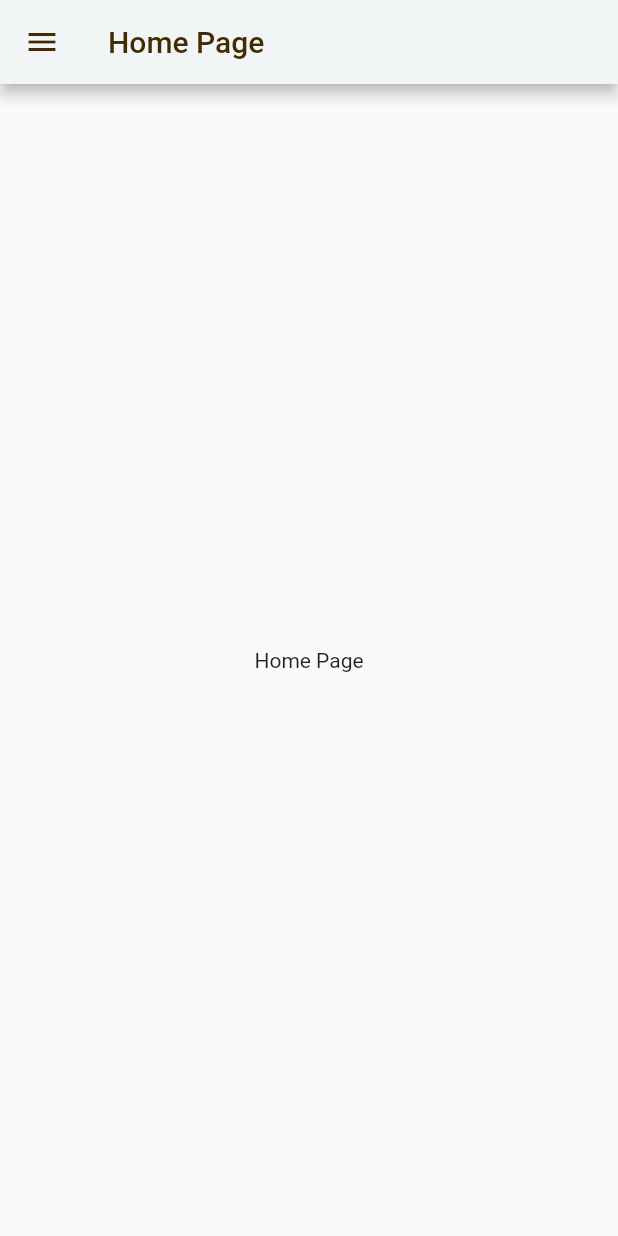
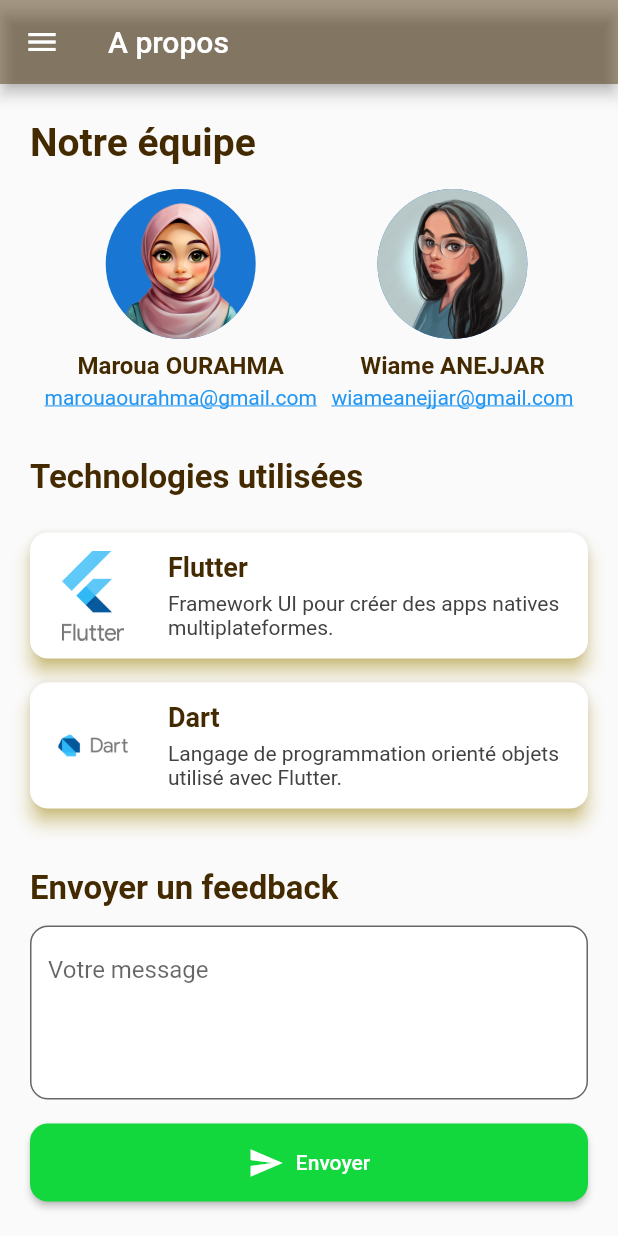
Before and after one commit to ShreeyaKumari/restaurant_app, a Flutter app: the screen it shows after launch, on a phone screen of 412 x 824 dp. Run offline on Flutter 3.47's test engine with Material 2 defaults, Android fonts, the light colour scheme and no system bars; drawn by our look-alikes of hidden_drawer_menu.

Commit message:
page about et contact

```diff
--- a/lib/SplashScreen.dart
+++ b/lib/SplashScreen.dart
@@ -16,7 +16,7 @@ class _SplashScreenState extends State<SplashScreen> {
     super.initState();
 
     // Timer to increment progress every 100ms over 3 seconds
-    _timer = Timer.periodic(Duration(milliseconds: 100), (timer) {
+    _timer = Timer.periodic(Duration(milliseconds: 10), (timer) {
       setState(() {
         _progress += 1 / 30; // ~3 seconds
         if (_progress >= 1.0) {
--- a/lib/hidden_drawer.dart
+++ b/lib/hidden_drawer.dart
@@ -1,9 +1,10 @@
-import 'dart:async';
 import 'package:flutter/material.dart';
-import 'package:restaurant_app/HomePage.dart';
+import 'package:restaurant_app/pages/HomePage.dart';
+import 'package:restaurant_app/pages/about.dart';
+import 'package:restaurant_app/pages/acceuil.dart';
 import 'utils/colors.dart';
 import 'package:hidden_drawer_menu/hidden_drawer_menu.dart';
-import 'package:http/http.dart' as http;
+
 
 
 class HiddenDrawer extends StatefulWidget {
@@ -15,16 +16,30 @@ class HiddenDrawer extends StatefulWidget {
 
 class _HiddenDrawerState extends State<HiddenDrawer> {
   List<ScreenHiddenDrawer> _pages = [];
-
+  final mytextBaseStyle=TextStyle(color: AppColors.textLight, fontWeight: FontWeight.bold, fontSize: 16);
   @override
   void initState() {
     super.initState();
     _pages=[
       ScreenHiddenDrawer(ItemHiddenMenu(
+        colorLineSelected: AppColors.green,
           name: 'Home Page',
-        baseStyle: TextStyle(color: AppColors.textLight),
+        baseStyle: mytextBaseStyle,
           selectedStyle: TextStyle()
-      ), HomePage())
+      ), HomePage()),
+      ScreenHiddenDrawer(ItemHiddenMenu(
+          colorLineSelected: AppColors.green,
+          name: 'A propos',
+          baseStyle: mytextBaseStyle,
+          selectedStyle: TextStyle()
+      ), AboutPage()),
+      ScreenHiddenDrawer(ItemHiddenMenu(
+          colorLineSelected: AppColors.green,
+          name: 'Acceuil',
+          baseStyle: mytextBaseStyle,
+          selectedStyle: TextStyle()
+      ), Acceuil(name: "La fourchette d\'or",addresse: "Faculté des sciences",desc: "Un restaurant chaleureux offrant une cuisine locale et internationale raffinée.",telephone: "212 6 00 00 00 00",))
+
     ];
   }
   @override
@@ -32,7 +47,9 @@ class _HiddenDrawerState extends State<HiddenDrawer> {
     return HiddenDrawerMenu(
       backgroundColorMenu: AppColors.primary,
       screens:_pages,
-      initPositionSelected: 0,
+      initPositionSelected: 1,
+      slidePercent: 40,
+      contentCornerRadius: 20,
     );
 
   }
--- a/lib/main.dart
+++ b/lib/main.dart
@@ -2,7 +2,7 @@ import 'package:flutter/material.dart';
 import 'package:restaurant_app/hidden_drawer.dart';
 import 'package:restaurant_app/utils/colors.dart';
 
-import 'HomePage.dart';
+import 'pages/HomePage.dart';
 import 'SplashScreen.dart';
 
 void main() {
@@ -19,8 +19,7 @@ class MyApp extends StatelessWidget {
         brightness: Brightness.light,
         fontFamily: 'Roboto',
         appBarTheme: const AppBarTheme(
-          backgroundColor: AppColors.background,
-          foregroundColor: AppColors.primary,
+          backgroundColor: AppColors.primaryLight,
         ),
 
       ),
--- /dev/null
+++ b/lib/pages/about.dart
@@ -0,0 +1,278 @@
+import 'package:flutter/material.dart';
+import 'package:url_launcher/url_launcher.dart';
+import 'package:restaurant_app/utils/colors.dart';
+
+class AboutPage extends StatefulWidget {
+  const AboutPage({super.key});
+
+  @override
+  State<AboutPage> createState() => _AboutPageState();
+}
+
+class _AboutPageState extends State<AboutPage> {
+  final _formKey = GlobalKey<FormState>();
+  final _feedbackController = TextEditingController();
+
+  final List<TeamMember> teamMembers = [
+    TeamMember(
+      name: "Maroua OURAHMA",
+      email: "marouaourahma@gmail.com",
+      avatarPath: "assets/images/maroua.png",
+    ),
+    TeamMember(
+      name: "Wiame ANEJJAR",
+      email: "wiameanejjar@gmail.com",
+      avatarPath: "assets/images/wiame.jpg",
+    ),
+  ];
+
+  final List<Tech> technologies = [
+    Tech(
+      name: "Flutter",
+      description: "Framework UI pour créer des apps natives multiplateformes.",
+      imagePath: "assets/images/flutter.png",
+    ),
+    Tech(
+      name: "Dart",
+      description: "Langage de programmation orienté objets utilisé avec Flutter.",
+      imagePath: "assets/images/dart.png",
+    ),
+  ];
+
+  @override
+  void dispose() {
+    _feedbackController.dispose();
+    super.dispose();
+  }
+
+  Future<void> _launchEmail(String email) async {
+    final Uri emailLaunchUri = Uri(
+      scheme: 'mailto',
+      path: email,
+      queryParameters: {'subject': 'Contact via l\'application'},
+    );
+
+    if (await canLaunchUrl(emailLaunchUri)) {
+      await launchUrl(emailLaunchUri);
+    } else {
+      ScaffoldMessenger.of(context).showSnackBar(
+        const SnackBar(content: Text("Impossible d'ouvrir l'application mail")),
+      );
+    }
+  }
+
+  void _submitFeedback() {
+    if (_formKey.currentState!.validate()) {
+      final feedback = _feedbackController.text;
+      ScaffoldMessenger.of(context).showSnackBar(
+        const SnackBar(content: Text("Merci pour votre feedback !")),
+      );
+      _feedbackController.clear();
+    }
+  }
+
+  @override
+  Widget build(BuildContext context) {
+    return Scaffold(
+      body: SingleChildScrollView(
+        padding: const EdgeInsets.symmetric(horizontal: 20, vertical: 24),
+        child: Column(
+          crossAxisAlignment: CrossAxisAlignment.start,
+          children: [
+            // Equipe
+            Text(
+              "Notre équipe",
+              style: TextStyle(
+                fontSize: 26,
+                fontWeight: FontWeight.bold,
+                color: AppColors.primary,
+              ),
+            ),
+            const SizedBox(height: 16),
+
+            Row(
+              mainAxisAlignment: MainAxisAlignment.spaceEvenly,
+              children: teamMembers.map((member) {
+                return Column(
+                  children: [
+                    CircleAvatar(
+                      radius: 50,
+                      backgroundImage: AssetImage(member.avatarPath),
+                    ),
+                    const SizedBox(height: 8),
+                    Text(
+                      member.name,
+                      style: TextStyle(
+                        fontSize: 16,
+                        fontWeight: FontWeight.w600,
+                        color: AppColors.primary,
+                      ),
+                    ),
+                    const SizedBox(height: 4),
+                    InkWell(
+                      onTap: () => _launchEmail(member.email),
+                      child: Text(
+                        member.email,
+                        style: const TextStyle(
+                          color: Colors.blue,
+                          decoration: TextDecoration.underline,
+                          fontSize: 14,
+                        ),
+                      ),
+                    ),
+                  ],
+                );
+              }).toList(),
+            ),
+
+            const SizedBox(height: 32),
+
+            // Technologies
+            Text(
+              "Technologies utilisées",
+              style: TextStyle(
+                fontSize: 22,
+                fontWeight: FontWeight.bold,
+                color: AppColors.primary,
+              ),
+            ),
+            const SizedBox(height: 16),
+
+            Column(
+              children: technologies.map((tech) {
+                return Card(
+                  shape: RoundedRectangleBorder(
+                    borderRadius: BorderRadius.circular(12),
+                  ),
+                  elevation: 5,
+                  shadowColor: AppColors.yellow,
+                  margin: const EdgeInsets.symmetric(vertical: 8),
+                  child: Padding(
+                    padding: const EdgeInsets.all(12),
+                    child: Row(
+                      children: [
+                        Image.asset(
+                          tech.imagePath,
+                          width: 60,
+                          height: 60,
+                          fit: BoxFit.contain,
+                        ),
+                        const SizedBox(width: 20),
+                        Expanded(
+                          child: Column(
+                            crossAxisAlignment: CrossAxisAlignment.start,
+                            children: [
+                              Text(
+                                tech.name,
+                                style: TextStyle(
+                                  fontSize: 18,
+                                  fontWeight: FontWeight.bold,
+                                  color: AppColors.primary,
+                                ),
+                              ),
+                              const SizedBox(height: 6),
+                              Text(
+                                tech.description,
+                                style: TextStyle(
+                                  fontSize: 14,
+                                  color: Colors.grey[800],
+                                ),
+                              ),
+                            ],
+                          ),
+                        ),
+                      ],
+                    ),
+                  ),
+                );
+              }).toList(),
+            ),
+
+            const SizedBox(height: 32),
+
+            // Feedback form
+            Text(
+              "Envoyer un feedback",
+              style: TextStyle(
+                fontSize: 22,
+                fontWeight: FontWeight.bold,
+                color: AppColors.primary,
+              ),
+            ),
+            const SizedBox(height: 12),
+
+            Form(
+              key: _formKey,
+              child: Column(
+                children: [
+                  TextFormField(
+                    controller: _feedbackController,
+                    maxLines: 4,
+                    decoration: InputDecoration(
+                      hintText: "Votre message",
+                      filled: true,
+                      fillColor: Colors.white,
+                      border: OutlineInputBorder(
+                        borderRadius: BorderRadius.circular(12),
+                      ),
+                      focusedBorder: OutlineInputBorder(
+                        borderSide: BorderSide(color: AppColors.green, width: 2),
+                        borderRadius: BorderRadius.circular(12),
+                      ),
+                    ),
+                    validator: (value) {
+                      if (value == null || value.trim().isEmpty) {
+                        return "Veuillez saisir un message";
+                      }
+                      return null;
+                    },
+                  ),
+                  const SizedBox(height: 16),
+                  SizedBox(
+                    width: double.infinity,
+                    child: ElevatedButton.icon(
+                      onPressed: _submitFeedback,
+                      icon: const Icon(Icons.send),
+                      label: const Text("Envoyer"),
+                      style: ElevatedButton.styleFrom(
+                        backgroundColor: AppColors.green,
+                        padding: const EdgeInsets.symmetric(vertical: 14),
+                        shape: RoundedRectangleBorder(
+                          borderRadius: BorderRadius.circular(12),
+                        ),
+                      ),
+                    ),
+                  ),
+                ],
+              ),
+            ),
+          ],
+        ),
+      ),
+    );
+  }
+}
+
+class TeamMember {
+  final String name;
+  final String email;
+  final String avatarPath;
+
+  TeamMember({
+    required this.name,
+    required this.email,
+    required this.avatarPath,
+  });
+}
+
+class Tech {
+  final String name;
+  final String description;
+  final String imagePath;
+
+  Tech({
+    required this.name,
+    required this.description,
+    required this.imagePath,
+  });
+}
--- a/lib/utils/colors.dart
+++ b/lib/utils/colors.dart
@@ -5,6 +5,7 @@ class AppColors {
   static const Color yellow = Color.fromARGB(255,252, 206, 11); // Jaune
   static const Color background = Color.fromARGB(255,242, 245, 246);
   static const Color primary = Color.fromARGB(255,68, 42, 0);
+  static const Color primaryLight = Color.fromARGB(119, 68, 42, 0);
   static const Color textLight = Color(0xFFFFFFFF);
   static const Color danger = Color(0xFFDC3545);
 }
```
Also changed, not shown: lib/pages/acceuil.dart (added, +148 -0 lines), pubspec.yaml (+8 -1 lines), assets/images/dart.png (added), assets/images/flutter.png (added), assets/images/maroua.png (added), assets/images/wiame.jpg (added), lib/pages/HomePage.dart (renamed from lib/HomePage.dart), pubspec.lock, 5 other files.
